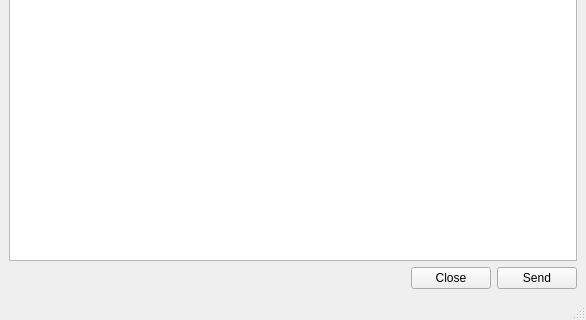
Qt form ServiceChat/chatwindow.ui (124327288/ChatClient) before a commit; both pictures show x 0 to 586 and y 268 to 588 of the 586 by 588 pixel window.
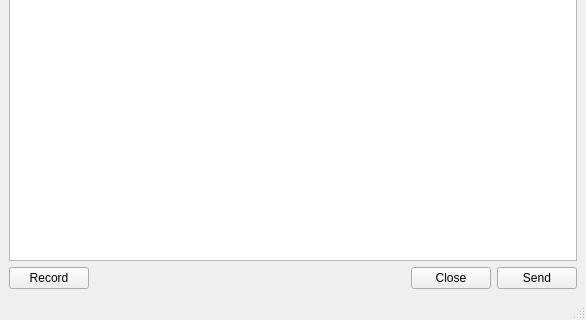
The same form after that commit. Icons and pictures are not drawn.

Patch:
```diff
--- a/ServiceChat/chatwindow.ui
+++ b/ServiceChat/chatwindow.ui
@@ -207,6 +207,13 @@
     </item>
     <item>
      <layout class="QHBoxLayout" name="horizontalLayout_2">
+      <item>
+       <widget class="QPushButton" name="recordPushButton">
+        <property name="text">
+         <string>Record</string>
+        </property>
+       </widget>
+      </item>
       <item>
        <spacer name="horizontalSpacer">
         <property name="orientation">
@@ -214,7 +221,7 @@
         </property>
         <property name="sizeHint" stdset="0">
          <size>
-          <width>358</width>
+          <width>278</width>
           <height>20</height>
          </size>
         </property>
```
